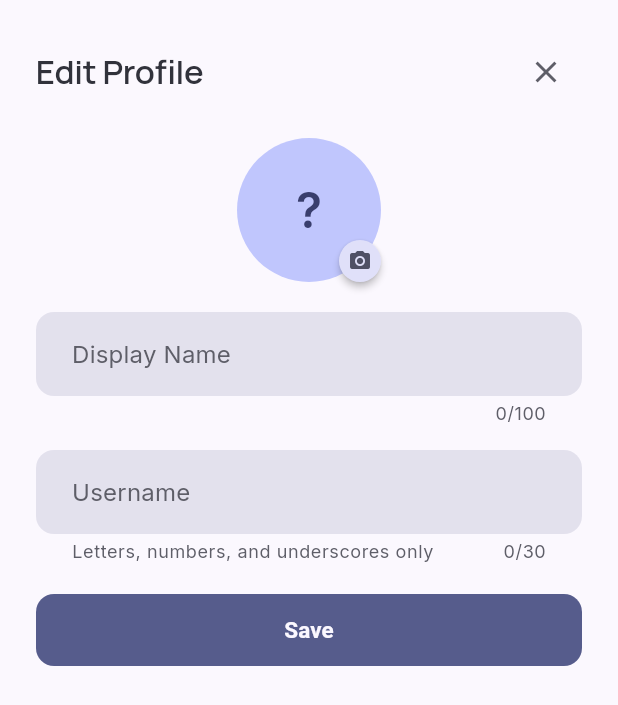
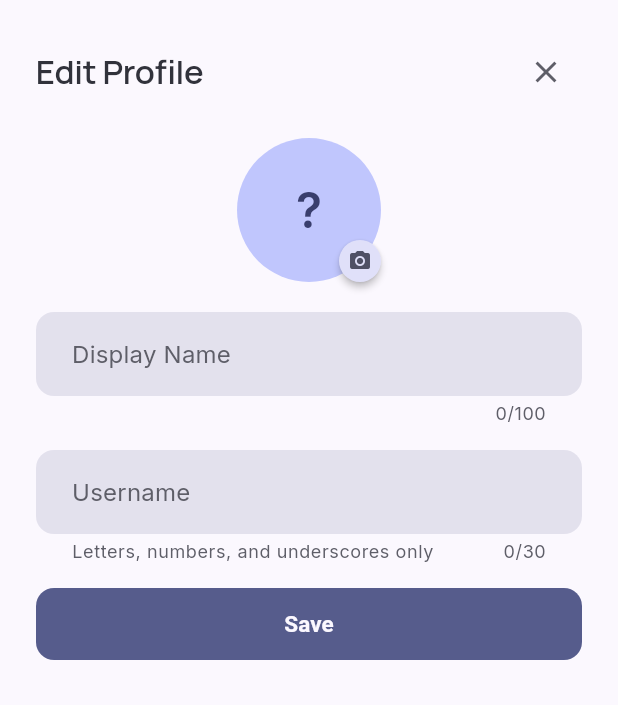
Before and after one commit to amangcoder/instructor, a Flutter app: the _EditProfileSheet widget shown alone on an empty page, opened directly, on a phone screen of 412 x 824 dp. Shown: the top 705 px of the screen. Run offline on Flutter 3.47's test engine with Material 3 defaults, Android fonts, the phone set to English and light mode, and no system bars; our stand-ins replace audio_service, device_info_plus, drift, flutter_local_notifications, flutter_riverpod, flutter_secure_storage and 9 more; missing offline and left inert: audio_session, screen_brightness; accounts and stored records are empty; generated files the repository leaves out were written again; network calls fail; project files that could hold a hidden picture were left out.

Commit message:
very Very Stable

```diff
--- a/app/lib/screens/settings/widgets/edit_profile_sheet.dart
+++ b/app/lib/screens/settings/widgets/edit_profile_sheet.dart
@@ -80,10 +80,17 @@ class _EditProfileSheetState extends ConsumerState<_EditProfileSheet> {
         _error = null;
       });
 
+      // image_picker converts HEIC/HEIF to JPEG when imageQuality is set,
+      // but picked.mimeType may still report the original HEIC mime type.
+      final rawMime = picked.mimeType ?? 'image/jpeg';
+      final mimeType = (rawMime == 'image/heic' || rawMime == 'image/heif')
+          ? 'image/jpeg'
+          : rawMime;
+
       try {
         await ref.read(authServiceProvider).uploadProfilePhoto(
               bytes: bytes,
-              mimeType: picked.mimeType ?? 'image/jpeg',
+              mimeType: mimeType,
             );
       } on AuthException catch (e) {
         if (mounted) setState(() => _error = e.userMessage);
@@ -162,13 +169,19 @@ class _EditProfileSheetState extends ConsumerState<_EditProfileSheet> {
     // Show local preview while uploading; fall back to cached photoUrl.
     final photoUrl = currentUser?.photoUrl;
 
-    return SingleChildScrollView(
-      padding: EdgeInsets.fromLTRB(24, 24, 24, 24 + insets.bottom),
+    return Column(
+      mainAxisSize: MainAxisSize.min,
+      crossAxisAlignment: CrossAxisAlignment.stretch,
+      children: [
+        // ── Scrollable content ───────────────────────────────────────────
+        Flexible(
+          child: SingleChildScrollView(
+            padding: const EdgeInsets.fromLTRB(24, 24, 24, 0),
             child: Column(
               mainAxisSize: MainAxisSize.min,
               crossAxisAlignment: CrossAxisAlignment.stretch,
               children: [
-          // ── Title ──────────────────────────────────────────────────────
+                // ── Title ────────────────────────────────────────────────
                 Row(
                   children: [
                     Text('Edit Profile', style: theme.textTheme.titleLarge),
@@ -183,7 +196,7 @@ class _EditProfileSheetState extends ConsumerState<_EditProfileSheet> {
 
                 const SizedBox(height: 20),
 
-          // ── Avatar picker ──────────────────────────────────────────────
+                // ── Avatar picker ─────────────────────────────────────────
                 Center(
                   child: GestureDetector(
                     onTap: _uploadingPhoto ? null : _showSourcePicker,
@@ -247,7 +260,7 @@ class _EditProfileSheetState extends ConsumerState<_EditProfileSheet> {
 
                 const SizedBox(height: 20),
 
-          // ── Name ───────────────────────────────────────────────────────
+                // ── Name ──────────────────────────────────────────────────
                 TextField(
                   controller: _nameCtrl,
                   decoration: const InputDecoration(
@@ -261,7 +274,7 @@ class _EditProfileSheetState extends ConsumerState<_EditProfileSheet> {
 
                 const SizedBox(height: 16),
 
-          // ── Username ───────────────────────────────────────────────────
+                // ── Username ──────────────────────────────────────────────
                 TextField(
                   controller: _usernameCtrl,
                   decoration: const InputDecoration(
@@ -273,7 +286,7 @@ class _EditProfileSheetState extends ConsumerState<_EditProfileSheet> {
                   maxLength: 30,
                 ),
 
-          // ── Error ──────────────────────────────────────────────────────
+                // ── Error ─────────────────────────────────────────────────
                 if (_error != null) ...[
                   const SizedBox(height: 8),
                   Text(
@@ -282,10 +295,16 @@ class _EditProfileSheetState extends ConsumerState<_EditProfileSheet> {
                   ),
                 ],
 
-          const SizedBox(height: 20),
+                const SizedBox(height: 8),
+              ],
+            ),
+          ),
+        ),
 
-          // ── Save button ────────────────────────────────────────────────
-          FilledButton(
+        // ── Save button — always visible, pinned above keyboard ──────────
+        Padding(
+          padding: EdgeInsets.fromLTRB(24, 8, 24, 24 + insets.bottom),
+          child: FilledButton(
             onPressed: (_saving || _uploadingPhoto) ? null : _save,
             child: _saving
                 ? const SizedBox(
@@ -295,8 +314,8 @@ class _EditProfileSheetState extends ConsumerState<_EditProfileSheet> {
                   )
                 : const Text('Save'),
           ),
+        ),
       ],
-      ),
     );
   }
 }
--- a/app/lib/services/auth_service.dart
+++ b/app/lib/services/auth_service.dart
@@ -22,6 +22,7 @@ import 'package:flutter/foundation.dart' show debugPrint;
 import 'package:flutter_riverpod/flutter_riverpod.dart';
 import 'package:flutter_secure_storage/flutter_secure_storage.dart';
 import 'package:http/http.dart' as http;
+import 'package:http_parser/http_parser.dart';
 import 'package:riverpod_annotation/riverpod_annotation.dart';
 
 import 'package:instructor/models/auth_models.dart';
@@ -581,6 +582,7 @@ class AuthServiceImpl implements AuthService {
         'photo',
         bytes,
         filename: 'photo.${mimeType.split('/').last}',
+        contentType: MediaType.parse(mimeType),
       ));
 
     final streamed = await request.send().timeout(const Duration(seconds: 30));
```
Also changed, not shown: 1 other file. Lines whose indentation alone changed are shown as unchanged.
